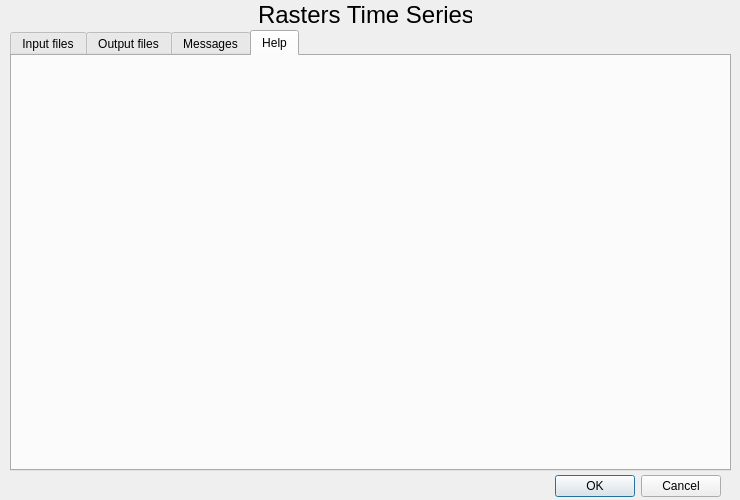
Qt form rcmrdTSerieries/rcmrd_tseries_dialog_base.ui (BrunoCombal/qgis_plugins) before a commit.
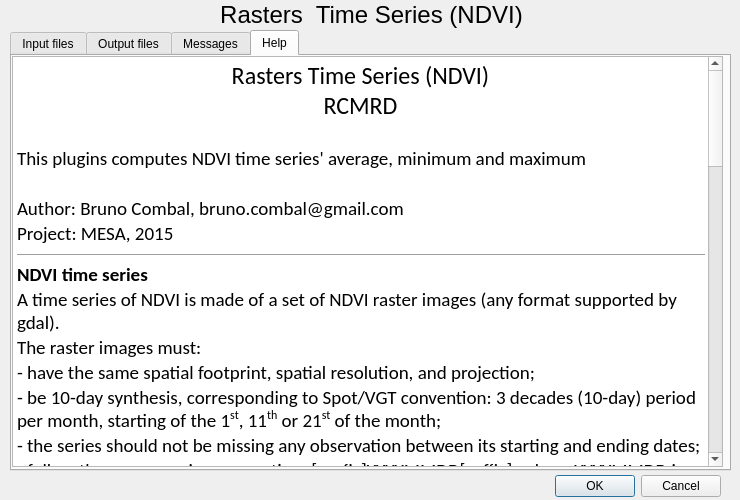
The same form after that commit. The open tabs and pages were chosen to show the change.

Commit message: added help, save filename add .tif when using the dialog

The edit to the form file:
```diff
--- a/rcmrdTSerieries/rcmrd_tseries_dialog_base.ui
+++ b/rcmrdTSerieries/rcmrd_tseries_dialog_base.ui
@@ -32,9 +32,9 @@
   <widget class="QLabel" name="label">
    <property name="geometry">
     <rect>
-     <x>260</x>
+     <x>1</x>
      <y>0</y>
-     <width>212</width>
+     <width>741</width>
      <height>29</height>
     </rect>
    </property>
@@ -44,7 +44,7 @@
     </font>
    </property>
    <property name="text">
-    <string>Rasters Time Series</string>
+    <string>Rasters  Time Series (NDVI)</string>
    </property>
    <property name="scaledContents">
     <bool>false</bool>
@@ -577,6 +577,70 @@
     <attribute name="title">
      <string>Help</string>
     </attribute>
+    <widget class="QTextBrowser" name="textBrowser">
+     <property name="geometry">
+      <rect>
+       <x>0</x>
+       <y>0</y>
+       <width>711</width>
+       <height>411</height>
+      </rect>
+     </property>
+     <property name="font">
+      <font>
+       <family>Calibri</family>
+      </font>
+     </property>
+     <property name="html">
+      <string>&lt;!DOCTYPE HTML PUBLIC &quot;-//W3C//DTD HTML 4.0//EN&quot; &quot;http://www.w3.org/TR/REC-html40/strict.dtd&quot;&gt;
+&lt;html&gt;&lt;head&gt;&lt;meta name=&quot;qrichtext&quot; content=&quot;1&quot; /&gt;&lt;style type=&quot;text/css&quot;&gt;
+p, li { white-space: pre-wrap; }
+&lt;/style&gt;&lt;/head&gt;&lt;body style=&quot; font-family:'Calibri'; font-size:8.25pt; font-weight:400; font-style:normal;&quot;&gt;
+&lt;p align=&quot;center&quot; style=&quot; margin-top:0px; margin-bottom:0px; margin-left:0px; margin-right:0px; -qt-block-indent:0; text-indent:0px;&quot;&gt;&lt;span style=&quot; font-size:18pt;&quot;&gt;Rasters Time Series (NDVI)&lt;/span&gt;&lt;/p&gt;
+&lt;p align=&quot;center&quot; style=&quot; margin-top:0px; margin-bottom:0px; margin-left:0px; margin-right:0px; -qt-block-indent:0; text-indent:0px;&quot;&gt;&lt;span style=&quot; font-size:18pt;&quot;&gt;RCMRD&lt;/span&gt;&lt;/p&gt;
+&lt;p style=&quot;-qt-paragraph-type:empty; margin-top:0px; margin-bottom:0px; margin-left:0px; margin-right:0px; -qt-block-indent:0; text-indent:0px; font-size:14pt;&quot;&gt;&lt;br /&gt;&lt;/p&gt;
+&lt;p style=&quot; margin-top:0px; margin-bottom:0px; margin-left:0px; margin-right:0px; -qt-block-indent:0; text-indent:0px;&quot;&gt;&lt;span style=&quot; font-family:'Calibi'; font-size:14pt;&quot;&gt;This plugins computes NDVI time series' average, minimum and maximum&lt;/span&gt;&lt;/p&gt;
+&lt;p style=&quot;-qt-paragraph-type:empty; margin-top:0px; margin-bottom:0px; margin-left:0px; margin-right:0px; -qt-block-indent:0; text-indent:0px; font-size:14pt;&quot;&gt;&lt;br /&gt;&lt;/p&gt;
+&lt;p style=&quot; margin-top:0px; margin-bottom:0px; margin-left:0px; margin-right:0px; -qt-block-indent:0; text-indent:0px;&quot;&gt;&lt;span style=&quot; font-size:14pt;&quot;&gt;Author: Bruno Combal, bruno.combal@gmail.com&lt;/span&gt;&lt;/p&gt;
+&lt;p style=&quot; margin-top:0px; margin-bottom:0px; margin-left:0px; margin-right:0px; -qt-block-indent:0; text-indent:0px;&quot;&gt;&lt;span style=&quot; font-size:14pt;&quot;&gt;Project: MESA, 2015&lt;/span&gt;&lt;/p&gt;
+&lt;hr /&gt;
+&lt;p style=&quot; margin-top:0px; margin-bottom:0px; margin-left:0px; margin-right:0px; -qt-block-indent:0; text-indent:0px;&quot;&gt;&lt;span style=&quot; font-size:14pt; font-weight:600;&quot;&gt;NDVI time series&lt;/span&gt;&lt;/p&gt;
+&lt;p style=&quot; margin-top:0px; margin-bottom:0px; margin-left:0px; margin-right:0px; -qt-block-indent:0; text-indent:0px;&quot;&gt;&lt;span style=&quot; font-size:14pt;&quot;&gt;A time series of NDVI is made of a set of NDVI raster images (any format supported by gdal).&lt;/span&gt;&lt;/p&gt;
+&lt;p style=&quot; margin-top:0px; margin-bottom:0px; margin-left:0px; margin-right:0px; -qt-block-indent:0; text-indent:0px;&quot;&gt;&lt;span style=&quot; font-size:14pt;&quot;&gt;The raster images must:&lt;/span&gt;&lt;/p&gt;
+&lt;p style=&quot; margin-top:0px; margin-bottom:0px; margin-left:0px; margin-right:0px; -qt-block-indent:0; text-indent:0px;&quot;&gt;&lt;span style=&quot; font-size:14pt;&quot;&gt;- have the same spatial footprint, spatial resolution, and projection;&lt;/span&gt;&lt;/p&gt;
+&lt;p style=&quot; margin-top:0px; margin-bottom:0px; margin-left:0px; margin-right:0px; -qt-block-indent:0; text-indent:0px;&quot;&gt;&lt;span style=&quot; font-size:14pt;&quot;&gt;- be 10-day synthesis, corresponding to Spot/VGT convention: 3 decades (10-day) period per month, starting of the 1&lt;/span&gt;&lt;span style=&quot; font-size:14pt; vertical-align:super;&quot;&gt;st&lt;/span&gt;&lt;span style=&quot; font-size:14pt;&quot;&gt;, 11&lt;/span&gt;&lt;span style=&quot; font-size:14pt; vertical-align:super;&quot;&gt;th&lt;/span&gt;&lt;span style=&quot; font-size:14pt;&quot;&gt; or 21&lt;/span&gt;&lt;span style=&quot; font-size:14pt; vertical-align:super;&quot;&gt;st&lt;/span&gt;&lt;span style=&quot; font-size:14pt;&quot;&gt; of the month;&lt;/span&gt;&lt;/p&gt;
+&lt;p style=&quot; margin-top:0px; margin-bottom:0px; margin-left:0px; margin-right:0px; -qt-block-indent:0; text-indent:0px;&quot;&gt;&lt;span style=&quot; font-size:14pt;&quot;&gt;- the series should not be missing any observation between its starting and ending dates;&lt;/span&gt;&lt;/p&gt;
+&lt;p style=&quot; margin-top:0px; margin-bottom:0px; margin-left:0px; margin-right:0px; -qt-block-indent:0; text-indent:0px;&quot;&gt;&lt;span style=&quot; font-size:14pt;&quot;&gt;- follow the same naming convention: [prefix]YYYYMMDD[suffix], where YYYYMMDD is the 8 digits date, YYYY the year on 4 digits, MM the month on two digits, DD the day on 2 digits. For example, 19990301_NDVI.tif if the NDVI for the decade starting on the 1&lt;/span&gt;&lt;span style=&quot; font-size:14pt; vertical-align:super;&quot;&gt;st&lt;/span&gt;&lt;span style=&quot; font-size:14pt;&quot;&gt; of May 1999, 20151021_NDV.tif if the NDVI for the decade starting on the 21&lt;/span&gt;&lt;span style=&quot; font-size:14pt; vertical-align:super;&quot;&gt;st&lt;/span&gt;&lt;span style=&quot; font-size:14pt;&quot;&gt; of October 2015.&lt;/span&gt;&lt;/p&gt;
+&lt;p style=&quot;-qt-paragraph-type:empty; margin-top:0px; margin-bottom:0px; margin-left:0px; margin-right:0px; -qt-block-indent:0; text-indent:0px; font-size:14pt;&quot;&gt;&lt;br /&gt;&lt;/p&gt;
+&lt;p style=&quot; margin-top:0px; margin-bottom:0px; margin-left:0px; margin-right:0px; -qt-block-indent:0; text-indent:0px;&quot;&gt;&lt;span style=&quot; font-size:14pt; font-weight:600;&quot;&gt;How if works&lt;/span&gt;&lt;/p&gt;
+&lt;p style=&quot; margin-top:0px; margin-bottom:0px; margin-left:0px; margin-right:0px; -qt-block-indent:0; text-indent:0px;&quot;&gt;&lt;span style=&quot; font-size:14pt;&quot;&gt;1. Define input layers.&lt;/span&gt;&lt;/p&gt;
+&lt;p style=&quot; margin-top:0px; margin-bottom:0px; margin-left:0px; margin-right:0px; -qt-block-indent:0; text-indent:0px;&quot;&gt;&lt;span style=&quot; font-size:14pt;&quot;&gt;Click on tab &amp;quot;Input files&amp;quot;:&lt;/span&gt;&lt;/p&gt;
+&lt;p style=&quot; margin-top:0px; margin-bottom:0px; margin-left:0px; margin-right:0px; -qt-block-indent:0; text-indent:0px;&quot;&gt;&lt;span style=&quot; font-size:14pt;&quot;&gt;- define the input directory, where the NDVI series is stored. Click on the [...] button to browse to the directory. Alternatively, you can write (or copy/paste) the path directly in the text box;&lt;/span&gt;&lt;/p&gt;
+&lt;p style=&quot; margin-top:0px; margin-bottom:0px; margin-left:0px; margin-right:0px; -qt-block-indent:0; text-indent:0px;&quot;&gt;&lt;span style=&quot; font-size:14pt;&quot;&gt;- choose the NDVI type: real values, Spot-VGT encoded; PROBA-V encoded;&lt;/span&gt;&lt;/p&gt;
+&lt;p style=&quot; margin-top:0px; margin-bottom:0px; margin-left:0px; margin-right:0px; -qt-block-indent:0; text-indent:0px;&quot;&gt;&lt;span style=&quot; font-size:14pt;&quot;&gt;- define a prefix and a suffix. Please note that the file extension is part of the suffix. if not defined, the prefix or suffix is ignored;&lt;/span&gt;&lt;/p&gt;
+&lt;p style=&quot; margin-top:0px; margin-bottom:0px; margin-left:0px; margin-right:0px; -qt-block-indent:0; text-indent:0px;&quot;&gt;&lt;span style=&quot; font-size:14pt;&quot;&gt;- define your time series starting and ending dates: click on the downward arrow next to the next, and browse the calendar. Do not forget that the day MUST BE 1, 11 or 21. Alternatively, you can directly write the date, but bear in mind that the date representation match your computer settings: English/American will be month/day/year, while other would be day/month/year. All decades from start date to end date must correspond to an existing file in your input directory, with a file naming matching the convention (see above);&lt;/span&gt;&lt;/p&gt;
+&lt;p style=&quot; margin-top:0px; margin-bottom:0px; margin-left:0px; margin-right:0px; -qt-block-indent:0; text-indent:0px;&quot;&gt;&lt;span style=&quot; font-size:14pt;&quot;&gt;- clip vector: if you whish clipping the result with a vector file (for example a shapefile), click on the selector placed before &amp;quot;Clip with vector&amp;quot;, then define the clipping vector (select the shp file for a shapefile).&lt;/span&gt;&lt;/p&gt;
+&lt;p style=&quot;-qt-paragraph-type:empty; margin-top:0px; margin-bottom:0px; margin-left:0px; margin-right:0px; -qt-block-indent:0; text-indent:0px; font-size:14pt;&quot;&gt;&lt;br /&gt;&lt;/p&gt;
+&lt;p style=&quot; margin-top:0px; margin-bottom:0px; margin-left:0px; margin-right:0px; -qt-block-indent:0; text-indent:0px;&quot;&gt;&lt;span style=&quot; font-size:14pt;&quot;&gt;2. Define output files&lt;/span&gt;&lt;/p&gt;
+&lt;p style=&quot; margin-top:0px; margin-bottom:0px; margin-left:0px; margin-right:0px; -qt-block-indent:0; text-indent:0px;&quot;&gt;&lt;span style=&quot; font-size:14pt;&quot;&gt;Click on tab &amp;quot;Output files&amp;quot;.&lt;/span&gt;&lt;/p&gt;
+&lt;p style=&quot; margin-top:0px; margin-bottom:0px; margin-left:0px; margin-right:0px; -qt-block-indent:0; text-indent:0px;&quot;&gt;&lt;span style=&quot; font-size:14pt;&quot;&gt;You must choose at least one option:&lt;/span&gt;&lt;/p&gt;
+&lt;p style=&quot; margin-top:0px; margin-bottom:0px; margin-left:0px; margin-right:0px; -qt-block-indent:0; text-indent:0px;&quot;&gt;&lt;span style=&quot; font-size:14pt;&quot;&gt;- process average (default);&lt;/span&gt;&lt;/p&gt;
+&lt;p style=&quot; margin-top:0px; margin-bottom:0px; margin-left:0px; margin-right:0px; -qt-block-indent:0; text-indent:0px;&quot;&gt;&lt;span style=&quot; font-size:14pt;&quot;&gt;- process time series minimum;&lt;/span&gt;&lt;/p&gt;
+&lt;p style=&quot; margin-top:0px; margin-bottom:0px; margin-left:0px; margin-right:0px; -qt-block-indent:0; text-indent:0px;&quot;&gt;&lt;span style=&quot; font-size:14pt;&quot;&gt;- process time series maximum.&lt;/span&gt;&lt;/p&gt;
+&lt;p style=&quot; margin-top:0px; margin-bottom:0px; margin-left:0px; margin-right:0px; -qt-block-indent:0; text-indent:0px;&quot;&gt;&lt;span style=&quot; font-size:14pt;&quot;&gt;You can select all of them, two or at least 1 processing.&lt;/span&gt;&lt;/p&gt;
+&lt;p style=&quot; margin-top:0px; margin-bottom:0px; margin-left:0px; margin-right:0px; -qt-block-indent:0; text-indent:0px;&quot;&gt;&lt;span style=&quot; font-size:14pt;&quot;&gt;If you select a processin, define an output name. Either use the [...] button to browse to a given location on you hard-disk and give a filename, or directly write (or copy/paste) the path and filename in the text box.&lt;/span&gt;&lt;/p&gt;
+&lt;p style=&quot; margin-top:0px; margin-bottom:0px; margin-left:0px; margin-right:0px; -qt-block-indent:0; text-indent:0px;&quot;&gt;&lt;span style=&quot; font-size:14pt;&quot;&gt;We HIGHLY recommend to use the .tif file extension.&lt;/span&gt;&lt;/p&gt;
+&lt;p style=&quot;-qt-paragraph-type:empty; margin-top:0px; margin-bottom:0px; margin-left:0px; margin-right:0px; -qt-block-indent:0; text-indent:0px; font-size:14pt;&quot;&gt;&lt;br /&gt;&lt;/p&gt;
+&lt;p style=&quot; margin-top:0px; margin-bottom:0px; margin-left:0px; margin-right:0px; -qt-block-indent:0; text-indent:0px;&quot;&gt;&lt;span style=&quot; font-size:14pt;&quot;&gt;Optionally, you can recode the output in predefined classes, or output raw data and use another tool to recode/classify the result.&lt;/span&gt;&lt;/p&gt;
+&lt;p style=&quot;-qt-paragraph-type:empty; margin-top:0px; margin-bottom:0px; margin-left:0px; margin-right:0px; -qt-block-indent:0; text-indent:0px; font-size:14pt;&quot;&gt;&lt;br /&gt;&lt;/p&gt;
+&lt;p style=&quot; margin-top:0px; margin-bottom:0px; margin-left:0px; margin-right:0px; -qt-block-indent:0; text-indent:0px;&quot;&gt;&lt;span style=&quot; font-size:14pt;&quot;&gt;2. Run processing&lt;/span&gt;&lt;/p&gt;
+&lt;p style=&quot; margin-top:0px; margin-bottom:0px; margin-left:0px; margin-right:0px; -qt-block-indent:0; text-indent:0px;&quot;&gt;&lt;span style=&quot; font-size:14pt;&quot;&gt;Review settings in the input files and output files tabs and launch the processing by clicking on &amp;quot;OK&amp;quot;&lt;/span&gt;&lt;/p&gt;
+&lt;p style=&quot; margin-top:0px; margin-bottom:0px; margin-left:0px; margin-right:0px; -qt-block-indent:0; text-indent:0px;&quot;&gt;&lt;span style=&quot; font-size:14pt;&quot;&gt;The plugin will first check that all required input files are existing. If not, an error message will be ouput (review the &amp;quot;messages&amp;quot; tab, or the QGis log files from the QGis interface).&lt;/span&gt;&lt;/p&gt;
+&lt;p style=&quot; margin-top:0px; margin-bottom:0px; margin-left:0px; margin-right:0px; -qt-block-indent:0; text-indent:0px;&quot;&gt;&lt;span style=&quot; font-size:14pt;&quot;&gt;The processing last for a while: if you try moving aroung the QGis interface, a message reading &amp;quot;not responding&amp;quot; will appear in the QGis window title bar.&lt;/span&gt;&lt;/p&gt;
+&lt;p style=&quot; margin-top:0px; margin-bottom:0px; margin-left:0px; margin-right:0px; -qt-block-indent:0; text-indent:0px;&quot;&gt;&lt;span style=&quot; font-size:14pt;&quot;&gt;Once done, QGis will upload and display the result.&lt;/span&gt;&lt;/p&gt;
+&lt;p style=&quot;-qt-paragraph-type:empty; margin-top:0px; margin-bottom:0px; margin-left:0px; margin-right:0px; -qt-block-indent:0; text-indent:0px; font-family:'Droid Sans'; font-size:14pt;&quot;&gt;&lt;br /&gt;&lt;/p&gt;&lt;/body&gt;&lt;/html&gt;</string>
+     </property>
+    </widget>
    </widget>
   </widget>
  </widget>
```
Left out of the diff: 2 changed lines with no effect on the pictures. The commit also changes 8 other files.
